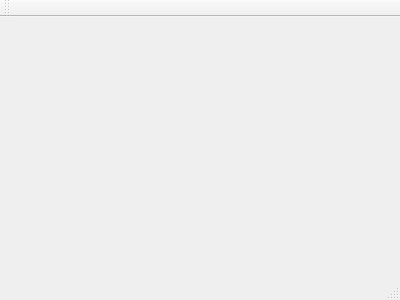
npu-chenlin/Tasks, file qt/gobang/mainwindow.ui: the form before one commit.
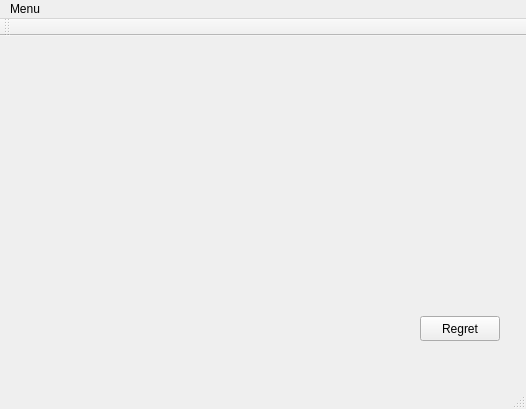
The form after the commit.

```diff
--- a/qt/gobang/mainwindow.ui
+++ b/qt/gobang/mainwindow.ui
@@ -1,24 +1,77 @@
 <ui version="4.0">
  <class>MainWindow</class>
- <widget class="QMainWindow" name="MainWindow" >
-  <property name="geometry" >
+ <widget class="QMainWindow" name="MainWindow">
+  <property name="geometry">
    <rect>
     <x>0</x>
     <y>0</y>
-    <width>400</width>
-    <height>300</height>
+    <width>526</width>
+    <height>409</height>
    </rect>
   </property>
   <property name="windowTitle" >
    <string>MainWindow</string>
   </property>
-  <widget class="QMenuBar" name="menuBar" />
-  <widget class="QToolBar" name="mainToolBar" />
-  <widget class="QWidget" name="centralWidget" />
-  <widget class="QStatusBar" name="statusBar" />
+  <widget class="QWidget" name="centralWidget">
+   <widget class="QPushButton" name="regretButton">
+    <property name="geometry">
+     <rect>
+      <x>420</x>
+      <y>280</y>
+      <width>80</width>
+      <height>25</height>
+     </rect>
+    </property>
+    <property name="text">
+     <string>Regret</string>
+    </property>
+   </widget>
+  </widget>
+  <widget class="QMenuBar" name="menuBar">
+   <property name="geometry">
+    <rect>
+     <x>0</x>
+     <y>0</y>
+     <width>526</width>
+     <height>22</height>
+    </rect>
+   </property>
+   <widget class="QMenu" name="menuMenu">
+    <property name="title">
+     <string>Menu</string>
+    </property>
+    <widget class="QMenu" name="menuStart">
+     <property name="title">
+      <string>Start</string>
+     </property>
+     <addaction name="actionPVP"/>
+     <addaction name="actionPVC"/>
+    </widget>
+    <addaction name="menuStart"/>
+   </widget>
+   <addaction name="menuMenu"/>
+  </widget>
+  <widget class="QToolBar" name="mainToolBar">
+   <attribute name="toolBarArea">
+    <enum>TopToolBarArea</enum>
+   </attribute>
+   <attribute name="toolBarBreak">
+    <bool>false</bool>
+   </attribute>
+  </widget>
+  <widget class="QStatusBar" name="statusBar"/>
+  <action name="actionPVP">
+   <property name="text">
+    <string>P v P</string>
+   </property>
+  </action>
+  <action name="actionPVC">
+   <property name="text">
+    <string>P v C</string>
+   </property>
+  </action>
  </widget>
- <layoutDefault spacing="6" margin="11" />
- <pixmapfunction></pixmapfunction>
+ <layoutdefault spacing="6" margin="11"/>
  <resources/>
  <connections/>
 </ui>
```
Left out of the diff: 3 changed lines with no effect on the pictures.
